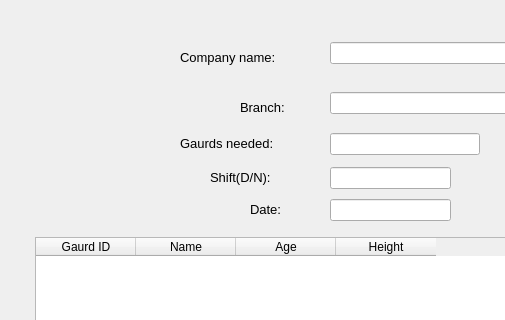
First picture: the form in Assign_gaurds.ui, repository MikaalImam/DBMS_proj, before the edit; both pictures show x 0 to 505 and y 93 to 413 of the 800 by 700 pixel window.
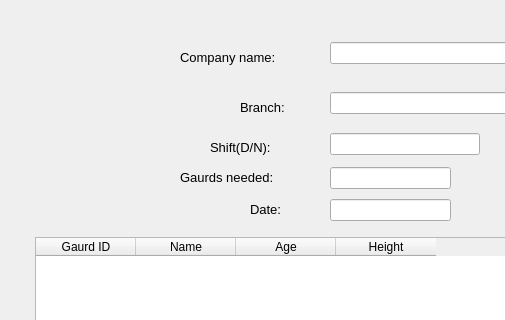
Second picture: the form after the edit.

Commit message: swapped some shit around

```diff
--- a/Assign_gaurds.ui
+++ b/Assign_gaurds.ui
@@ -72,7 +72,7 @@
     <property name="geometry">
      <rect>
       <x>180</x>
-      <y>226</y>
+      <y>260</y>
       <width>150</width>
       <height>21</height>
      </rect>
@@ -212,7 +212,7 @@
     <property name="geometry">
      <rect>
       <x>210</x>
-      <y>260</y>
+      <y>230</y>
       <width>141</width>
       <height>21</height>
      </rect>
```
